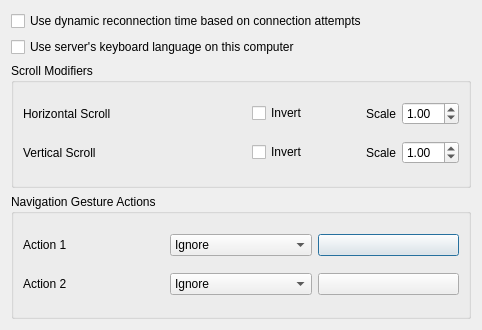
gotahu/deskflow-logi-jis, file src/lib/gui/dialogs/ClientConfigDialog.ui: the form before one commit.
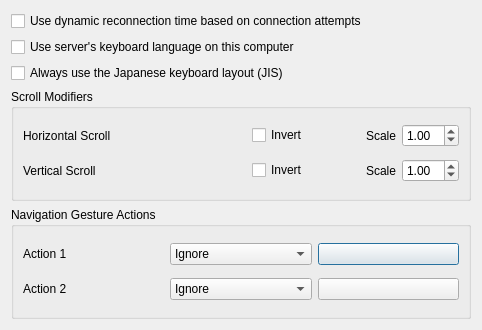
The form after the commit. Custom widgets are drawn as their Qt base class.

Commit message: Pin Mac physical symbols and Windows receiving layout to JIS independently of IME

```diff
--- a/src/lib/gui/dialogs/ClientConfigDialog.ui
+++ b/src/lib/gui/dialogs/ClientConfigDialog.ui
@@ -37,6 +37,12 @@
      </property>
     </widget>
    </item>
+   <item>
+    <widget class="QCheckBox" name="cbForceJapaneseLayout">
+     <property name="text"><string>Always use the Japanese keyboard layout (JIS)</string></property>
+     <property name="toolTip"><string>Uses the installed Japanese layout regardless of the server input language. This takes precedence over language synchronization. IME on/off keys still work.</string></property>
+    </widget>
+   </item>
    <item>
     <widget class="QGroupBox" name="groupBox">
      <property name="title">
```
The commit also changes 16 other files.
